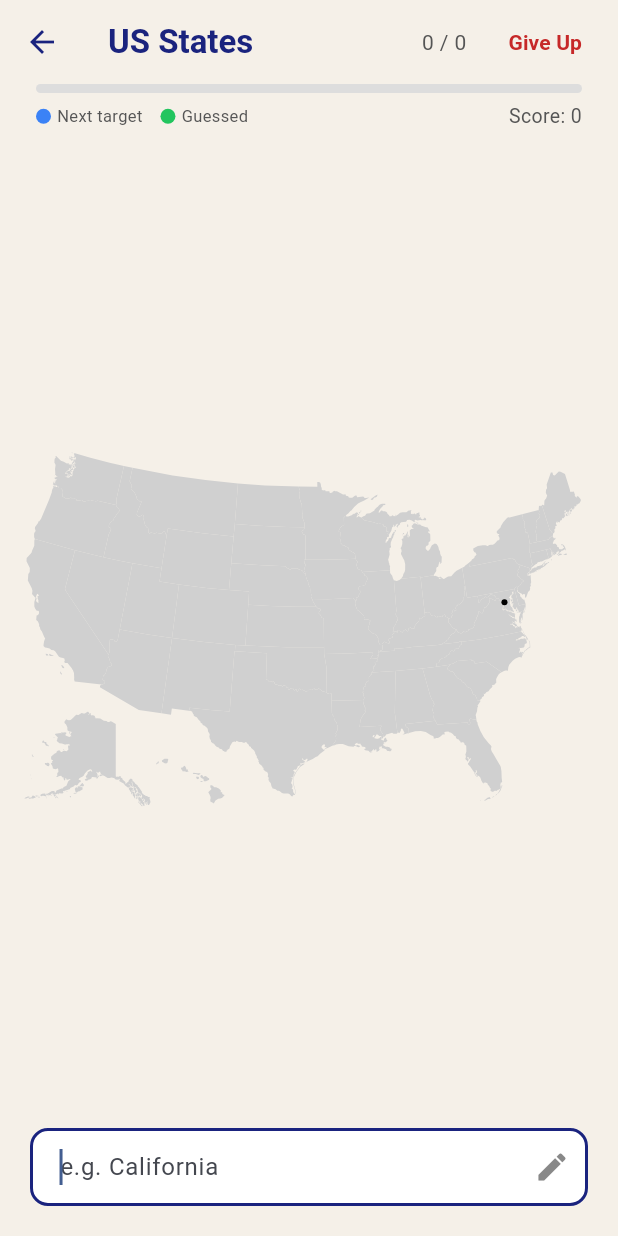
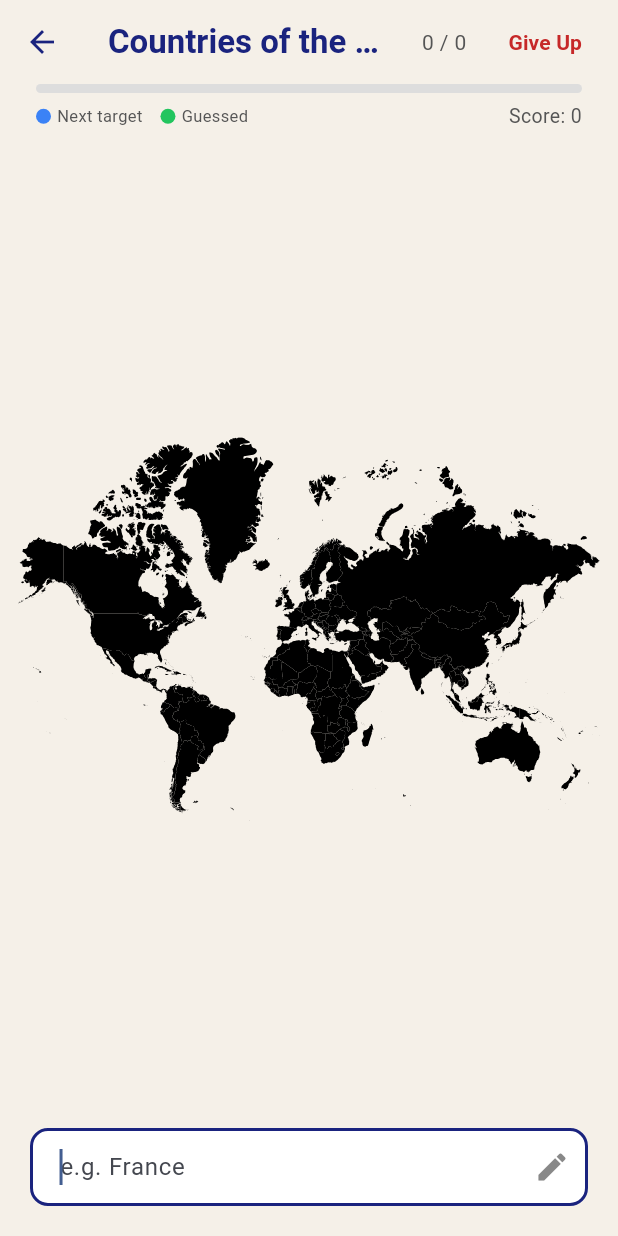
Before and after one commit to Thegeekeuhhhhhhh/GeoMaster, a Flutter app: the screen it shows once a user with an empty profile is signed in, after a tap on "Countries", on a phone screen of 412 x 824 dp. Run offline on Flutter 3.47's test engine with Material 3 defaults, Android fonts, the phone set to English and light mode, and no system bars; our stand-ins replace flutter_svg, shared_preferences, supabase_flutter; accounts and stored records are empty; network calls fail; Roboto replaces fonts that are missing (Georgia).

```diff
--- a/geo_master/lib/pages/home_page.dart
+++ b/geo_master/lib/pages/home_page.dart
@@ -2,6 +2,7 @@ import 'package:flutter/material.dart';
 import 'package:geo_master/l10n/app_strings.dart';
 import 'package:geo_master/pages/auth_page.dart';
 import 'package:geo_master/pages/capitals_quiz_page.dart';
+import 'package:geo_master/pages/countries_map_page.dart';
 import 'package:geo_master/pages/flags_quiz_page.dart';
 import 'package:geo_master/pages/profile_page.dart';
 import 'package:geo_master/pages/us_states_quiz_page.dart';
@@ -241,7 +242,7 @@ class _HomePageState extends State<HomePage> {
                       context,
                       MaterialPageRoute(
                         builder: (_) =>
-                            USStatesQuizPage(language: widget.currentLanguage),
+                            CountriesMapPage(language: widget.currentLanguage),
                       ),
                     ),
                   ),
--- a/geo_master/lib/widgets/countries_map_page_state.dart
+++ b/geo_master/lib/widgets/countries_map_page_state.dart
@@ -54,7 +54,7 @@ class CountriesMapPageState extends State<CountriesMapPage>
   }
 
   Future<void> _loadSvg() async {
-    var raw = await rootBundle.loadString('assets/us_map.svg');
+    var raw = await rootBundle.loadString('assets/world_map.svg');
     raw = _inlineCssToAttributes(raw);
     setState(() => _svgRaw = raw);
   }
@@ -217,7 +217,7 @@ class CountriesMapPageState extends State<CountriesMapPage>
           onPressed: () => Navigator.pop(context),
         ),
         title: const Text(
-          'US States',
+          'Countries of the world',
           style: TextStyle(
             color: Color(0xFF1A237E),
             fontWeight: FontWeight.bold,
@@ -351,7 +351,7 @@ class CountriesMapPageState extends State<CountriesMapPage>
                         borderRadius: BorderRadius.circular(12),
                       ),
                       child: const Text(
-                        'Type the name of any US state',
+                        'Type the name of any country',
                         textAlign: TextAlign.center,
                         style: TextStyle(
                           color: Colors.white,
@@ -368,7 +368,7 @@ class CountriesMapPageState extends State<CountriesMapPage>
                   enabled: !_quizFinished,
                   textCapitalization: TextCapitalization.words,
                   decoration: InputDecoration(
-                    hintText: 'e.g. California',
+                    hintText: 'e.g. France',
                     filled: true,
                     fillColor: Colors.white,
                     contentPadding: const EdgeInsets.symmetric(
```
